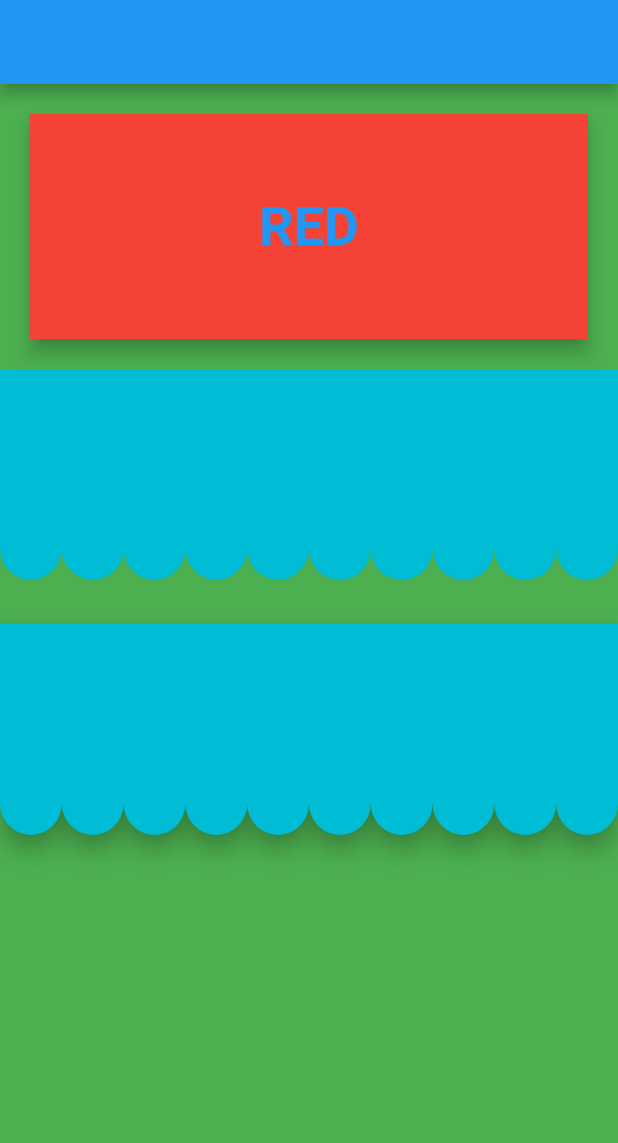
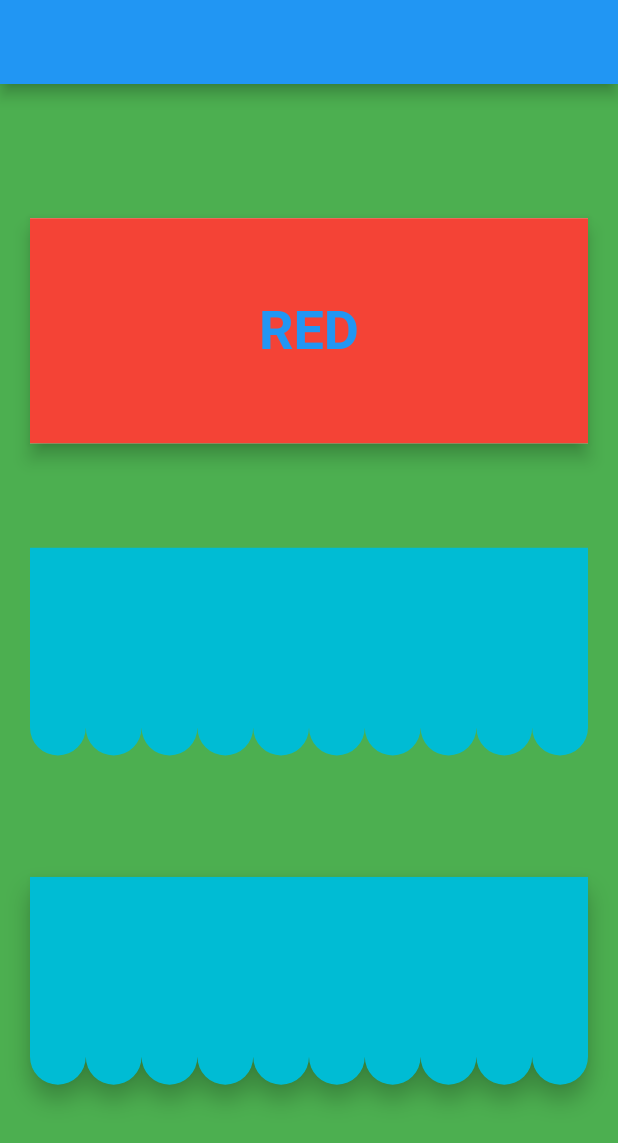
Before and after one commit to DonizeteVida/rotated_card, a Flutter app: the screen it shows after launch, on a phone screen of 412 x 824 dp. Shown: the top 1143 px of the screen. Run offline on Flutter 3.47's test engine with Material 2 defaults, Android fonts, the phone set to English and light mode, and no system bars.

```diff
--- a/lib/main.dart
+++ b/lib/main.dart
@@ -26,7 +26,10 @@ class HomeApp extends StatelessWidget {
           Container(
             color: Colors.green,
           ),
-          Column(
+          Padding(
+            padding: EdgeInsets.all(20),
+            child: Column(
+              mainAxisAlignment: MainAxisAlignment.spaceEvenly,
               children: <Widget>[
                 AnimatedCard(),
                 ClipPath(
@@ -35,9 +38,6 @@ class HomeApp extends StatelessWidget {
                     color: Colors.cyan,
                   ),
                   clipper: CustomPath(),
-              ),
-              SizedBox(
-                height: 20,
                 ),
                 CustomPaint(
                   child: ClipPath(
@@ -49,10 +49,8 @@ class HomeApp extends StatelessWidget {
                   ),
                   painter: CustomPathPainter(),
                 ),
-              SizedBox(
-                height: 20,
+              ],
             ),
-            ],
           ),
         ],
       ),
@@ -76,11 +74,12 @@ class _AnimatedCardState extends State<AnimatedCard>
     super.initState();
     _animationController = AnimationController(
       vsync: this,
-      duration: Duration(seconds: 1),
+      duration: Duration(milliseconds: 1250),
     );
     _angleAnimation = Tween<double>(begin: 0, end: 180).animate(
       CurvedAnimation(
-        curve: Curves.easeInOutCubic,
+        curve: Curves.bounceOut,
+        reverseCurve: Curves.bounceIn,
         parent: _animationController,
       ),
     );
@@ -94,8 +93,6 @@ class _AnimatedCardState extends State<AnimatedCard>
             ? _animationController.reverse()
             : _animationController.forward();
       },
-      child: Padding(
-        padding: EdgeInsets.all(20),
       child: RotationYTransition(
         angle: _angleAnimation,
         child1: Material(
@@ -133,7 +130,6 @@ class _AnimatedCardState extends State<AnimatedCard>
           ),
         ),
       ),
-      ),
     );
   }
 }
@@ -151,9 +147,8 @@ class RotationYTransition extends AnimatedWidget {
     final v = listenable as Animation<double>;
     final angle = (v.value / 360) * math.pi * 2;
     final t = Matrix4.identity()
-      ..setEntry(3, 2, 0.002)
+      ..setEntry(3, 2, 0.0015)
       ..rotateY(angle);
-    debugPrint("$angle");
 
     final resolvedChild = v.value > 90
         ? Transform(
```
Lines whose indentation alone changed are shown as unchanged.
